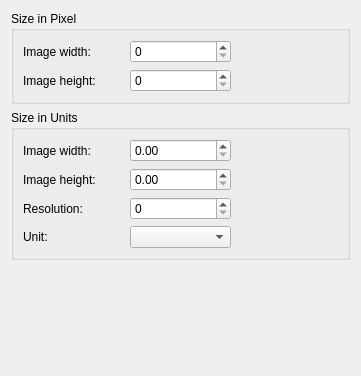
The window that filters/karbon/png/PngExportOptionsWidget.ui (KDE/calligra) describes before a commit, drawn with Qt 5.
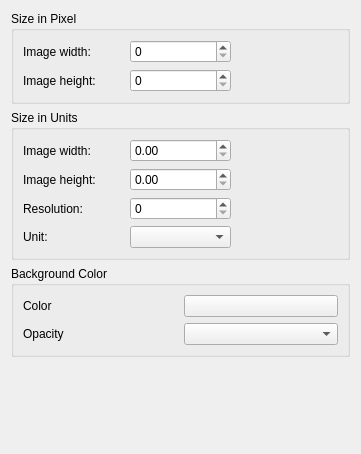
The same window after the commit. Custom widgets are drawn as their Qt base class.

Commit message: allow setting of background color from png export dialog

The edit to the form file:
```diff
--- a/filters/karbon/png/PngExportOptionsWidget.ui
+++ b/filters/karbon/png/PngExportOptionsWidget.ui
@@ -6,10 +6,10 @@
     <x>0</x>
     <y>0</y>
     <width>361</width>
-    <height>376</height>
+    <height>454</height>
    </rect>
   </property>
-  <layout class="QGridLayout" name="gridLayout_3" >
+  <layout class="QGridLayout" name="gridLayout_4" >
    <item row="0" column="0" >
     <widget class="QGroupBox" name="groupBox" >
      <property name="title" >
@@ -101,6 +101,38 @@
     </widget>
    </item>
    <item row="2" column="0" >
+    <widget class="QGroupBox" name="groupBox_3" >
+     <property name="title" >
+      <string>Background Color</string>
+     </property>
+     <property name="flat" >
+      <bool>true</bool>
+     </property>
+     <layout class="QGridLayout" name="gridLayout_3" >
+      <item row="0" column="0" >
+       <widget class="QLabel" name="label_3" >
+        <property name="text" >
+         <string>Color</string>
+        </property>
+       </widget>
+      </item>
+      <item row="0" column="1" >
+       <widget class="KColorButton" name="backColor" />
+      </item>
+      <item row="1" column="0" >
+       <widget class="QLabel" name="label_4" >
+        <property name="text" >
+         <string>Opacity</string>
+        </property>
+       </widget>
+      </item>
+      <item row="1" column="1" >
+       <widget class="KoSliderCombo" name="opacity" />
+      </item>
+     </layout>
+    </widget>
+   </item>
+   <item row="3" column="0" >
     <spacer name="verticalSpacer" >
      <property name="orientation" >
       <enum>Qt::Vertical</enum>
@@ -116,6 +148,11 @@
   </layout>
  </widget>
  <customwidgets>
+  <customwidget>
+   <class>KColorButton</class>
+   <extends>QPushButton</extends>
+   <header>kcolorbutton.h</header>
+  </customwidget>
   <customwidget>
    <class>KoUnitDoubleSpinBox</class>
    <extends>QDoubleSpinBox</extends>
@@ -127,6 +164,11 @@
    <header location="global" >KoAspectButton.h</header>
    <container>1</container>
   </customwidget>
+  <customwidget>
+   <class>KoSliderCombo</class>
+   <extends>QComboBox</extends>
+   <header location="global" >KoSliderCombo.h</header>
+  </customwidget>
  </customwidgets>
  <resources/>
  <connections/>
```
The commit also changes 3 other files.
